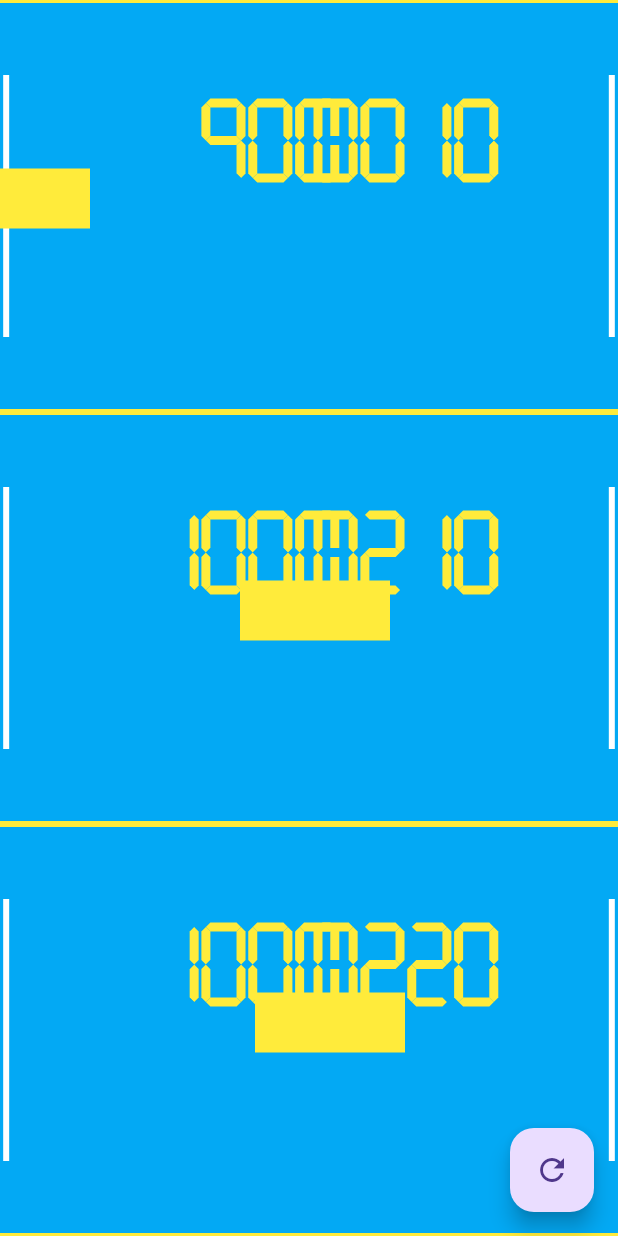
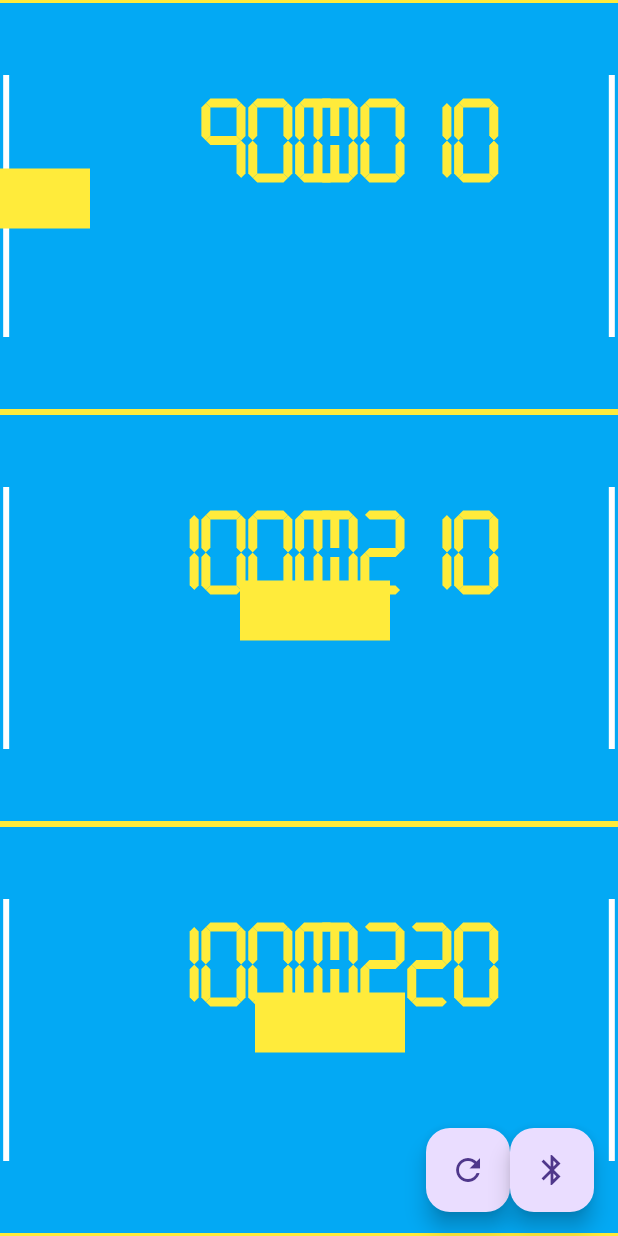
Before and after one commit to wmmnpr/ergregatta, a Flutter app: the screen it shows after launch, after a tap on the "refresh" icon, on a phone screen of 412 x 824 dp. Run offline on Flutter 3.47's test engine with Material 3 defaults, Android fonts, the phone set to English and light mode, and no system bars.

Commit message:
added ble support

```diff
--- a/lib/main.dart
+++ b/lib/main.dart
@@ -31,9 +31,20 @@
           child: Container(),
         ),
       ),
-      floatingActionButton: FloatingActionButton(
-        onPressed: _updateBoats,
-        child: const Icon(Icons.refresh),
+      floatingActionButton: Row(
+          mainAxisAlignment: MainAxisAlignment.end,
+          children: [
+            FloatingActionButton(
+                child: const Icon(Icons.refresh),
+                onPressed: _updateBoats
+            ),
+            FloatingActionButton(
+                child: const Icon(Icons.bluetooth),
+                onPressed: () => {
+                  Navigator.pop(context, null)
+                }
+            )
+          ]
       ),
     );
   }
--- a/pubspec.yaml
+++ b/pubspec.yaml
@@ -36,6 +36,7 @@ dependencies:
   # The following adds the Cupertino Icons font to your application.
   # Use with the CupertinoIcons class for iOS style icons.
   cupertino_icons: ^1.0.6
+  flutter_blue_plus: ^1.32.11
 
 dev_dependencies:
   flutter_test:
```
Also changed, not shown: pubspec.lock, 10 other files.
